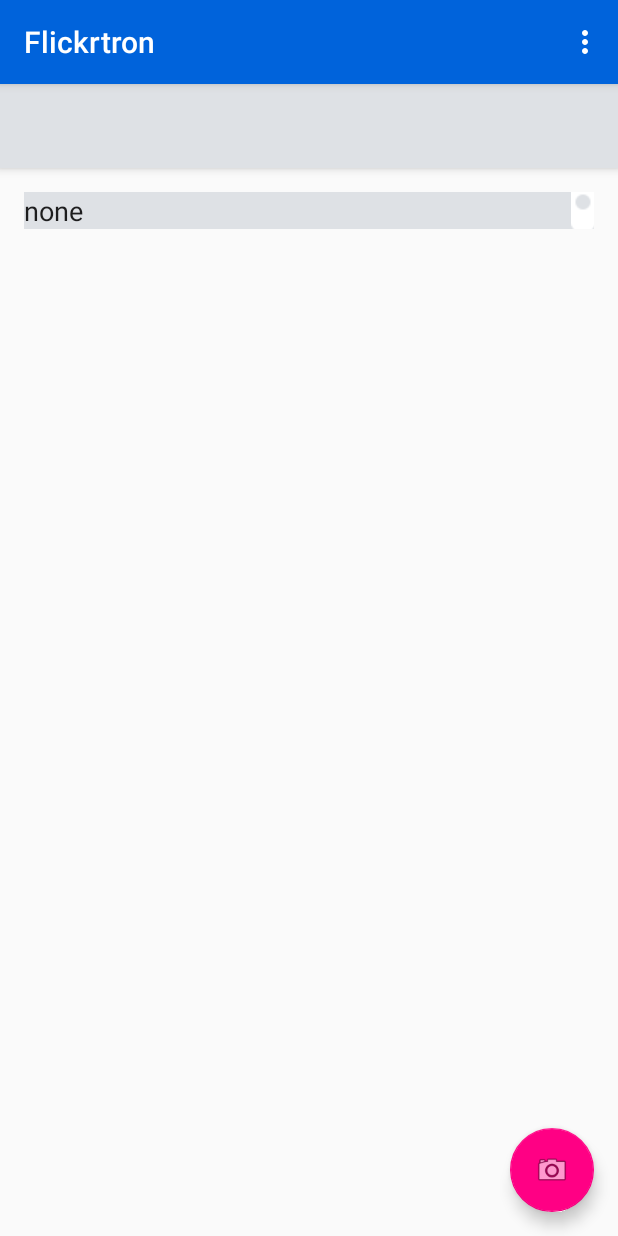
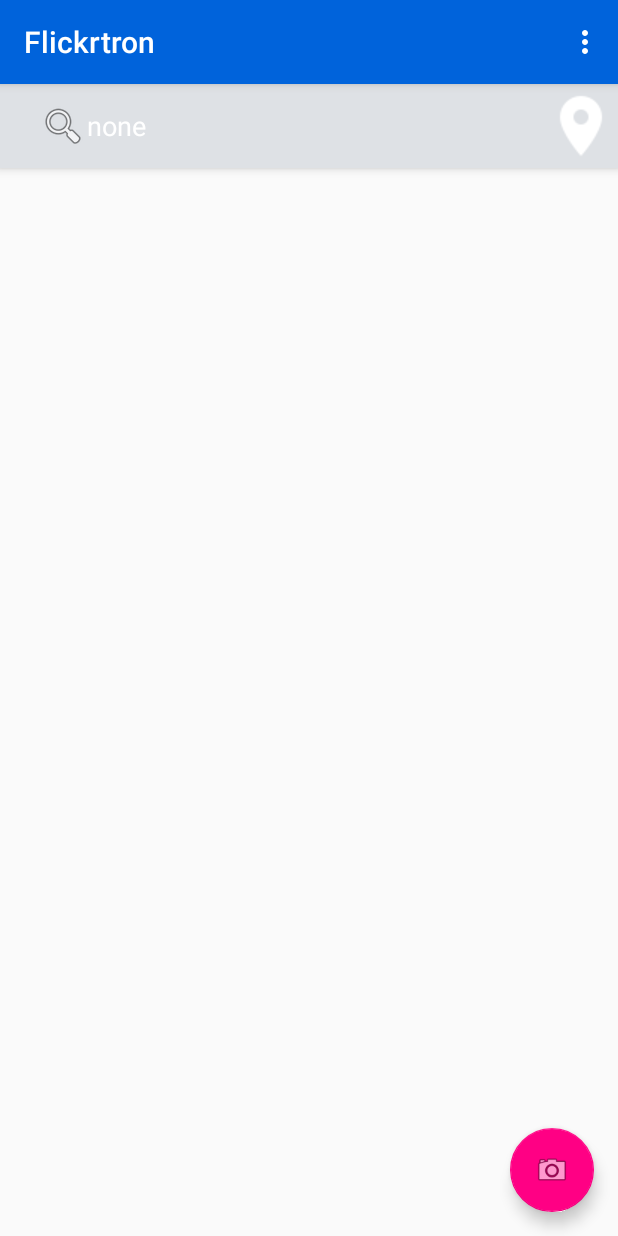
Before and after one commit to cpark11/final-project-pineco, an Android app: the MainActivity screen opened directly, with no data from a screen before it, on a phone screen of 412 x 824 dp. Run offline under Robolectric (Android 15) with nearby library versions, the phone set to English and light mode, and no system bars; our stand-ins replace Picasso; pictures from the network do not load.

Commit message:
main layout update

```diff
--- a/app/src/main/AndroidManifest.xml
+++ b/app/src/main/AndroidManifest.xml
@@ -7,6 +7,7 @@
 
     <uses-feature android:name="android.hardware.camera" />
     <uses-feature android:name="android.hardware.camera.autofocus" />
+    <category android:name="android.intent.category.DEFAULT" />
 
     <uses-permission android:name="android.permission.WRITE_EXTERNAL_STORAGE" />
     <uses-permission android:name="android.permission.READ_EXTERNAL_STORAGE" />
--- a/app/src/main/res/layout/activity_main.xml
+++ b/app/src/main/res/layout/activity_main.xml
@@ -18,7 +18,35 @@
         android:layout_width="match_parent"
         android:layout_height="?attr/actionBarSize"
         android:background="@color/lightGrey"
-        app:popupTheme="@style/AppTheme.PopupOverlay" />
+        android:focusable="true"
+        android:focusableInTouchMode="true"
+        app:popupTheme="@style/AppTheme.PopupOverlay">
+        <EditText
+            android:id="@+id/tag"
+            android:layout_width="match_parent"
+            android:layout_height="wrap_content"
+            android:inputType="text"
+            android:background="@color/lightGrey"
+            android:imeOptions="actionDone"
+            android:drawableLeft="@android:drawable/ic_menu_search"
+            android:padding="10dp"
+            android:layout_gravity="center"
+            android:hint="CurrentLocation"/>
+        <ImageButton
+            android:layout_marginEnd="10dp"
+            android:layout_width="30dp"
+            android:layout_height="wrap_content"
+            android:id="@+id/locationButton"
+            android:layout_gravity="end"
+            android:layout_alignRight="@id/tag"
+            android:layout_alignTop="@id/tag"
+            android:layout_alignBottom="@id/tag"
+            android:clickable="true"
+            style="@style/Base.Widget.AppCompat.Button.Borderless"
+            android:background="@color/lightGrey"
+            android:src="@drawable/map_marker"/>
+    </android.support.v7.widget.Toolbar>
+
 
 </android.support.design.widget.AppBarLayout>
 
--- a/app/src/main/res/layout/content_main.xml
+++ b/app/src/main/res/layout/content_main.xml
@@ -13,15 +13,6 @@
     app:layout_behavior="@string/appbar_scrolling_view_behavior"
     tools:context="com.pineco.flickrtron.MainActivity"
     tools:showIn="@layout/activity_main">
-
-    <EditText
-        android:id="@+id/tag"
-        android:layout_width="match_parent"
-        android:layout_height="wrap_content"
-        android:inputType="text"
-        android:background="@color/lightGrey"
-        android:imeOptions="actionDone"
-        android:hint="Current Location"/>
 
     <ProgressBar
         android:id="@+id/progressBar"
@@ -39,16 +30,4 @@
         android:layout_width="match_parent"
         android:layout_height="match_parent"/>
 
-    <ImageButton
-        android:layout_width="15dp"
-        android:layout_height="wrap_content"
-        android:id="@+id/locationButton"
-        android:layout_gravity="end"
-        android:layout_alignRight="@id/tag"
-        android:layout_alignTop="@id/tag"
-        android:layout_alignBottom="@id/tag"
-        android:clickable="true"
-        style="@style/Base.Widget.AppCompat.Button.Borderless"
-        android:background="@color/lightGrey"
-        android:src="@drawable/map_marker"/>
 </RelativeLayout>
```
